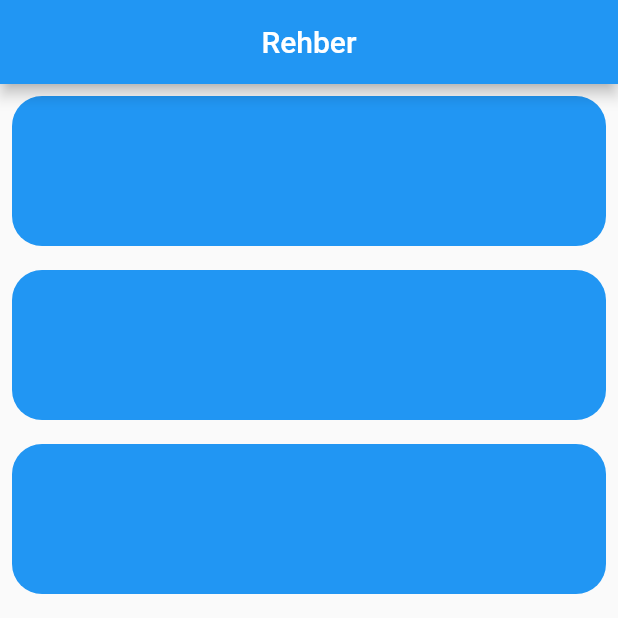
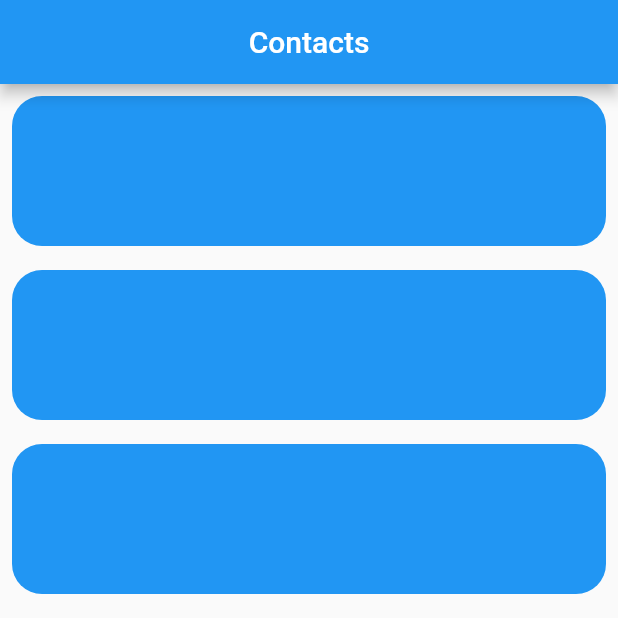
Before and after one commit to ramazan3ren/contacts-flutter-app, a Flutter app: the screen it shows after launch, on a phone screen of 412 x 824 dp, the top half of it. Run offline on Flutter 3.47's test engine with Material 2 defaults, Android fonts, the phone set to English and light mode, and no system bars; our stand-ins replace contacts_service.

Commit message:
appbar title update

```diff
--- a/lib/main.dart
+++ b/lib/main.dart
@@ -21,7 +21,7 @@ class _HomePageState extends State<HomePage> {
   Widget build(BuildContext context) {
     return Scaffold(
       appBar: AppBar(
-        title: Text("Rehber"),
+        title: Text("Contacts"),
         centerTitle: true,
       ),
       body: ListView.builder(
```
